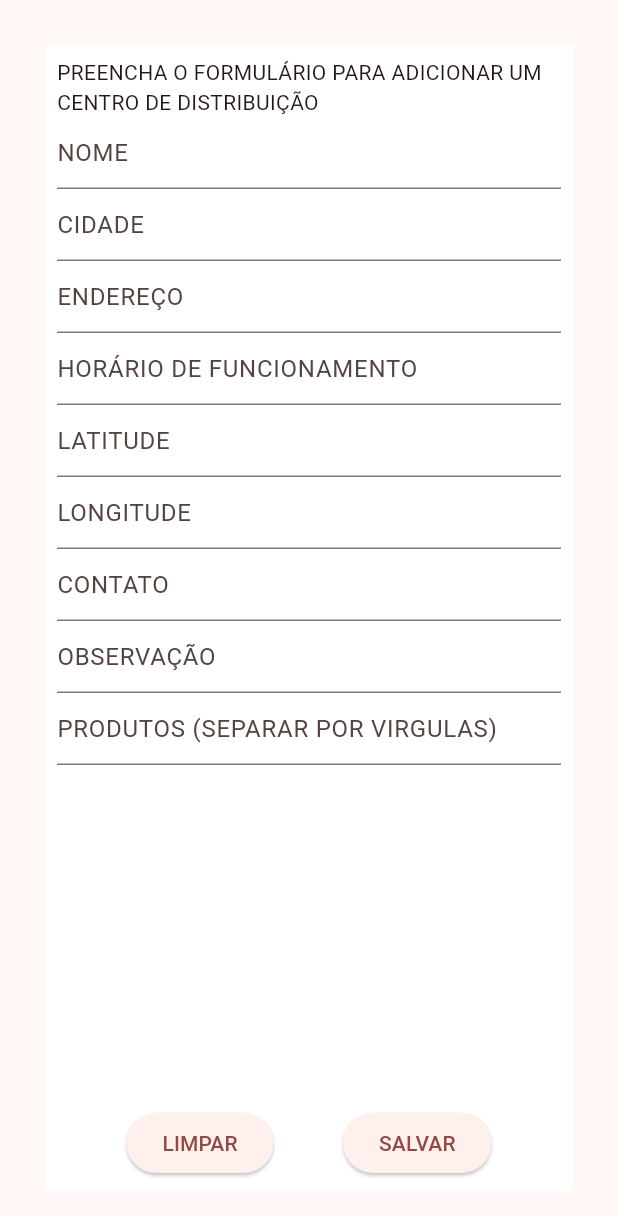
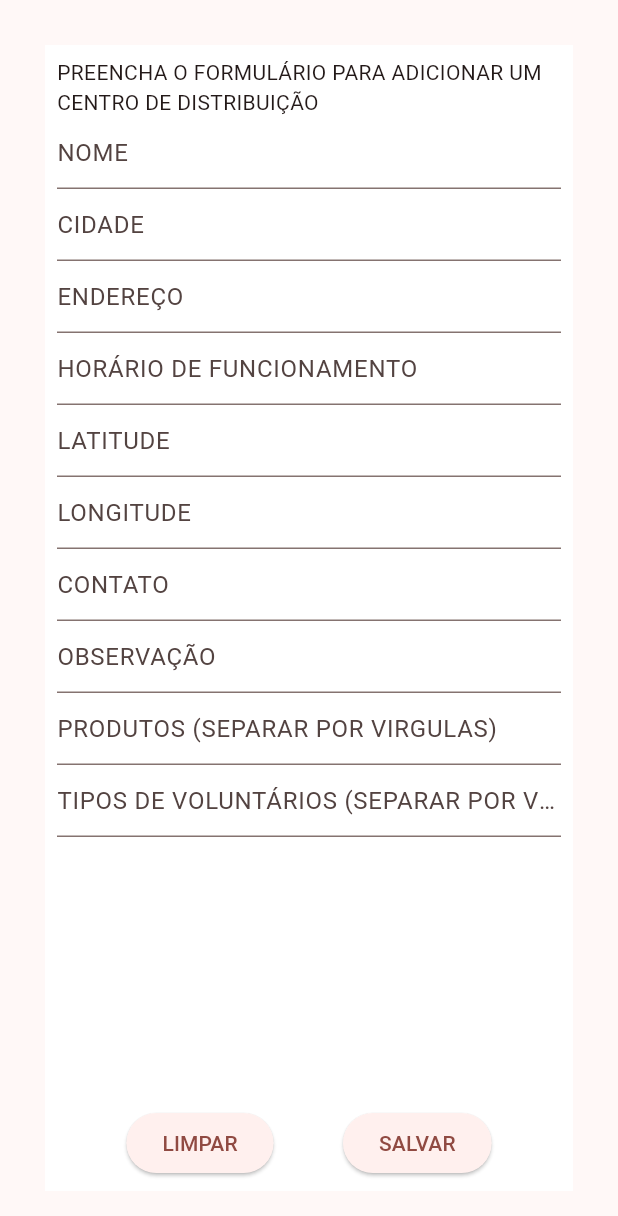
Before and after one commit to gabrielclopes/ajuda_rs_cadastramento, a Flutter app: the DistributionCenterRegisterForm widget shown alone on an empty page, opened directly, on a phone screen of 412 x 824 dp. Shown: the top 1216 px of the screen. Run offline on Flutter 3.47's test engine with Material 3 defaults, Android fonts, the light colour scheme and no system bars; our stand-ins replace cloud_firestore, equatable, firebase_core, flutter_bloc; accounts and stored records are empty; statements that could not run were skipped.

Commit message:
Feat: distribution center creation working

```diff
--- /dev/null
+++ b/lib/app/ui/bloc/manage_distribution_center_bloc/manage_distribution_center_events.dart
@@ -0,0 +1,13 @@
+
+import 'package:ajuda_rs_cadastramento/data/models/distribution_center.dart';
+
+abstract class ManageDistributionCenterEvent {}
+
+class CreateDistributionCenterEvent extends ManageDistributionCenterEvent {
+  final DistributionCenterModel distributionCenter;
+  CreateDistributionCenterEvent({required this.distributionCenter});
+}
+
+class DeleteDistributionCenterEvent extends ManageDistributionCenterEvent {}
+
+class UpdateDistributionCenterEvent extends ManageDistributionCenterEvent {}
--- a/lib/app/ui/view/home/components/body.dart
+++ b/lib/app/ui/view/home/components/body.dart
@@ -61,11 +61,11 @@ class _AppBodyState extends State<AppBody> {
           builder: (context, authenticationState) {
             return Expanded(
               flex: 6,
-              child: authenticationState is !AuthorizedUserState ?
-               Row(
+              child: authenticationState is AuthorizedUserState ?
+               const Row(
                 children: [
                   Expanded(child: DistributionCenterRegisterForm()),
-                  const Expanded(child: DistributionCenterListView()),
+                  Expanded(child: DistributionCenterListView()),
                 ],
                )  : const SizedBox.shrink()
               );
--- a/lib/app/ui/view/home/components/distribution_center_register_form.dart
+++ b/lib/app/ui/view/home/components/distribution_center_register_form.dart
@@ -1,9 +1,20 @@
+import 'package:ajuda_rs_cadastramento/app/ui/bloc/manage_distribution_center_bloc/manage_distribution_center_bloc.dart';
+import 'package:ajuda_rs_cadastramento/app/ui/bloc/manage_distribution_center_bloc/manage_distribution_center_events.dart';
+import 'package:ajuda_rs_cadastramento/commons/states/base_state.dart';
 import 'package:ajuda_rs_cadastramento/commons/validator/authentication_validator.dart';
+import 'package:ajuda_rs_cadastramento/data/models/distribution_center.dart';
+import 'package:cloud_firestore/cloud_firestore.dart';
 import 'package:flutter/material.dart';
+import 'package:flutter_bloc/flutter_bloc.dart';
 
-class DistributionCenterRegisterForm extends StatelessWidget {
-  DistributionCenterRegisterForm({super.key});
+class DistributionCenterRegisterForm extends StatefulWidget {
+  const DistributionCenterRegisterForm({super.key});
 
+  @override
+  State<DistributionCenterRegisterForm> createState() => _DistributionCenterRegisterFormState();
+}
+
+class _DistributionCenterRegisterFormState extends State<DistributionCenterRegisterForm> {
   final TextEditingController nameController = TextEditingController();
   final TextEditingController cityController = TextEditingController();
   final TextEditingController addressController = TextEditingController();
@@ -14,8 +25,18 @@ class DistributionCenterRegisterForm extends StatelessWidget {
   final TextEditingController contactController = TextEditingController();
   final TextEditingController observationController = TextEditingController();
   final TextEditingController productsController = TextEditingController();
-  final TextEditingController passwordController = TextEditingController();
-  final TextEditingController loginController = TextEditingController();
+  final TextEditingController volunteerController = TextEditingController();
+  // final TextEditingController passwordController = TextEditingController();
+  // final TextEditingController loginController = TextEditingController();
+  final _formKey = GlobalKey<FormState>();
+
+  late final DistributionCenterBloc _distributionCenterBloc;
+
+  @override
+  void initState() {
+    super.initState();
+    _distributionCenterBloc = BlocProvider.of<DistributionCenterBloc>(context);
+  }
 
   @override
   Widget build(BuildContext context) {
@@ -23,52 +44,6 @@ class DistributionCenterRegisterForm extends StatelessWidget {
       color: Colors.white,
       padding: const EdgeInsets.all(0),
       margin: const EdgeInsets.all(30),
-      // actions: [
-      //   ElevatedButton(
-      //       onPressed: () async {
-      //         scheduleController.text.isEmpty
-      //             ? scheduleController.text = ''
-      //             : scheduleController.text = scheduleController.text;
-      //         contactController.text.isEmpty
-      //             ? contactController.text = ''
-      //             : contactController.text = contactController.text;
-      //         observationController.text.isEmpty
-      //             ? observationController.text = ''
-      //             : observationController.text = observationController.text;
-      //         productsController.text.isEmpty
-      //             ? productsController.text = ''
-      //             : productsController.text = productsController.text;
-      //         if (nameController.text.isNotEmpty &&
-      //             cityController.text.isNotEmpty &&
-      //             addressController.text.isNotEmpty &&
-      //             geoPointLatController.text.isNotEmpty &&
-      //             geoPointLongController.text.isNotEmpty) {
-      //           // await dataBaseService.setDistributionCenter(DistributionCenter(
-      //           //     name: nameController.text,
-      //           //     password: '',
-      //           //     city: cityController.text,
-      //           //     address: addressController.text,
-      //           //     geoPoint: GeoPoint(double.parse(geoPointLatController.text),
-      //           //         double.parse(geoPointLongController.text)),
-      //           //     id: '',
-      //           //     schedule: scheduleController.text,
-      //           //     contact: contactController.text,
-      //           //     observation: observationController.text,
-      //           //     login: '',
-      //           //     products: productsController.text.split(',')));
-
-      //         } else {
-      //           ScaffoldMessenger.of(context).showSnackBar(SnackBar(
-      //               content: Text('Preencha todos os campos de localização')));
-      //         }
-      //       },
-      //       child: Text('SALVAR')),
-      //   ElevatedButton(
-      //       onPressed: () {
-      //         Navigator.pop(context);
-      //       },
-      //       child: Text('CANCELAR'))
-      // ],
       child: Padding(
         padding: const EdgeInsets.all(8.0),
         child: ColoredBox(
@@ -79,49 +54,103 @@ class DistributionCenterRegisterForm extends StatelessWidget {
                     'PREENCHA O FORMULÁRIO PARA ADICIONAR UM CENTRO DE DISTRIBUIÇÃO'),
               Expanded(
                 child: SingleChildScrollView(
+                  child: Form(
+                    key: _formKey,
                     child: Column(
                       children: [
                         TextFormField(
                             validator: EmptyValidator.empty,
                             controller: nameController,
                             decoration: const InputDecoration(hintText: 'NOME')),
-                      TextField(
+                        TextFormField(
+                            validator: EmptyValidator.empty,
                             controller: cityController,
                             decoration: const InputDecoration(hintText: 'CIDADE')),
-                      TextField(
+                        TextFormField(
+                            validator: EmptyValidator.empty,
                             controller: addressController,
                             decoration: const InputDecoration(hintText: 'ENDEREÇO')),
-                      TextField(
+                        TextFormField(
+                            validator: EmptyValidator.empty,
                             controller: scheduleController,
                             decoration:
                                 const InputDecoration(hintText: 'HORÁRIO DE FUNCIONAMENTO')),
-                      TextField(
+                        TextFormField(
+                            validator: EmptyValidator.empty,
                             controller: geoPointLatController,
                             decoration: const InputDecoration(hintText: 'LATITUDE')),
-                      TextField(
+                        TextFormField(
+                            validator: EmptyValidator.empty,
                             controller: geoPointLongController,
                             decoration: const InputDecoration(hintText: 'LONGITUDE')),
-                      TextField(
+                        TextFormField(
+                            validator: EmptyValidator.empty,
                             controller: contactController,
                             decoration: const InputDecoration(hintText: 'CONTATO')),
-                      TextField(
+                        TextFormField(
+                            validator: EmptyValidator.empty,
                             controller: observationController,
                             decoration: const InputDecoration(hintText: 'OBSERVAÇÃO')),
-                      TextField(
+                        TextFormField(
+                            validator: EmptyValidator.empty,
                             controller: productsController,
                             decoration: const InputDecoration(
                                 hintText: 'PRODUTOS (SEPARAR POR VIRGULAS)')),
+                        TextFormField(
+                            validator: EmptyValidator.empty,
+                            controller: volunteerController,
+                            decoration: const InputDecoration(
+                                hintText: 'TIPOS DE VOLUNTÁRIOS (SEPARAR POR VIRGULAS)')),
                       ],
                     ),
                   ),
                 ),
-             const SizedBox(height: 20,),
+              ),
+              const SizedBox(
+                height: 20,
+              ),
               Row(
                 mainAxisAlignment: MainAxisAlignment.spaceEvenly,
                 children: [
-                ElevatedButton(child: const Text('LIMPAR'), onPressed: (){},),
-                ElevatedButton(child: const Text('SALVAR'), onPressed: (){},),
-              ],)
+                  ElevatedButton(
+                    child: const Text('LIMPAR'),
+                    onPressed: () {},
+                  ),
+                  BlocBuilder<DistributionCenterBloc, BaseState>(
+                      builder: (context, state) {
+                    return ElevatedButton(
+                      onPressed: state is LoadingState
+                          ? null : () {
+                        if (_formKey.currentState!.validate()) {
+                          GeoPoint geoPoint = GeoPoint(double.parse(geoPointLatController.text), double.parse(geoPointLongController.text));
+                          DateTime now = DateTime.now();
+                          DistributionCenterModel distributionCenter =
+                            DistributionCenterModel(
+                              name: nameController.text,
+                              password: '',
+                              city: cityController.text.trim().toUpperCase(),
+                              address: addressController.text,
+                              geoPoint: geoPoint,
+                              id: '',
+                              schedule: scheduleController.text,
+                              contact: contactController.text,
+                              observation: observationController.text,
+                              login: '',
+                              products: productsController.text.split(','),
+                              lastUpdateTime: now,
+                              volunteers: volunteerController.text.split(',')
+                            );
+
+                          _distributionCenterBloc.add(CreateDistributionCenterEvent(distributionCenter: distributionCenter));
+                        }
+                      },
+                      child: state is LoadingState
+                          ? const SizedBox(height: 10, width: 10,child: CircularProgressIndicator(),)
+                          : const Text('SALVAR'),
+                    );
+                  }),
+                ],
+              )
             ],
           ),
         ),
--- a/lib/app/ui/view/home/dialogs/login_dialog.dart
+++ b/lib/app/ui/view/home/dialogs/login_dialog.dart
@@ -95,7 +95,7 @@ class _LoginDialogState extends State<LoginDialog> {
                               backgroundColor:
                                   MaterialStatePropertyAll(Colors.green)),
                           child: state is AuthenticationLoadingState ?
-                          const CircularProgressIndicator.adaptive(strokeWidth: 1,) :
+                          const SizedBox(height: 10, width: 10,child: CircularProgressIndicator(),) :
                           const Text(
                             'Autorizar acesso',
                             style: TextStyle(color: Colors.white),
--- /dev/null
+++ b/lib/data/models/distribution_center.dart
@@ -0,0 +1,76 @@
+import 'package:cloud_firestore/cloud_firestore.dart';
+
+class DistributionCenterModel {
+  final String name;
+  final String city;
+  final String address;
+  final GeoPoint geoPoint;
+  final String id;
+  final String schedule;
+  final String contact;
+  final String observation;
+  final List<String> products;
+  final String password;
+  final String login;
+  final DateTime lastUpdateTime;
+  final List<String> volunteers;
+
+  const DistributionCenterModel({
+    required this.name,
+    required this.password,
+    required this.city,
+    required this.address,
+    required this.geoPoint,
+    required this.id,
+    required this.schedule,
+    required this.contact,
+    required this.observation,
+    required this.login,
+    required this.products,
+    required this.lastUpdateTime,
+    required this.volunteers,
+  });
+
+
+
+  factory DistributionCenterModel.fromJson(Map<String, dynamic> json) {
+    List<String> products = json['products'].toList().cast<String>();
+    List<String> volunteers = json['volunteers'].toList().cast<String>();
+
+    final DateTime lastUpdateTime =
+        (json['lastUpdateTime'] as Timestamp).toDate();
+
+    return DistributionCenterModel(
+        name: json['name'],
+        city: json['city'],
+        address: json['address'],
+        geoPoint: json['geoPoint'],
+        id: json['id'],
+        schedule: json['schedule'],
+        contact: json['contact'],
+        observation: json['observation'],
+        products: products,
+        password: json['password'],
+        login: json['login'],
+        lastUpdateTime: lastUpdateTime,
+        volunteers: volunteers);
+  }
+
+  Map<String, dynamic> toJson() {
+    return {
+      'name': name,
+      'city': city,
+      'address': address,
+      'id': id,
+      'schedule': schedule,
+      'contact': contact,
+      'geoPoint': geoPoint,
+      'observation': observation,
+      'products': products,
+      'login': login,
+      'password': password,
+      'lastUpdateTime': Timestamp.fromDate(lastUpdateTime),
+      'volunteers': volunteers,
+    };
+  }
+}
```
Also changed, not shown: lib/app/ui/bloc/manage_distribution_center_bloc/manage_distribution_center_bloc.dart (added, +42 -0 lines), lib/app/ui/view/home/home_page.dart (+8 -3 lines), lib/commons/helpers/distribution_center_helper.dart (added, +33 -0 lines), lib/data/services/distribution_center_service.dart (added, +47 -0 lines). Lines whose indentation alone changed are shown as unchanged.
